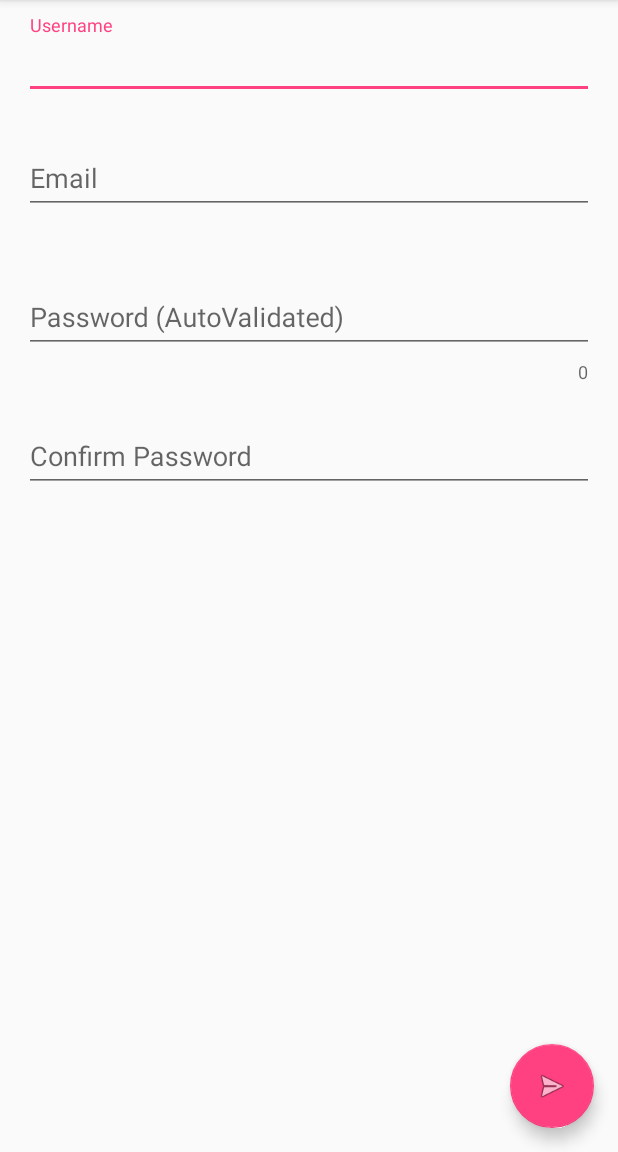
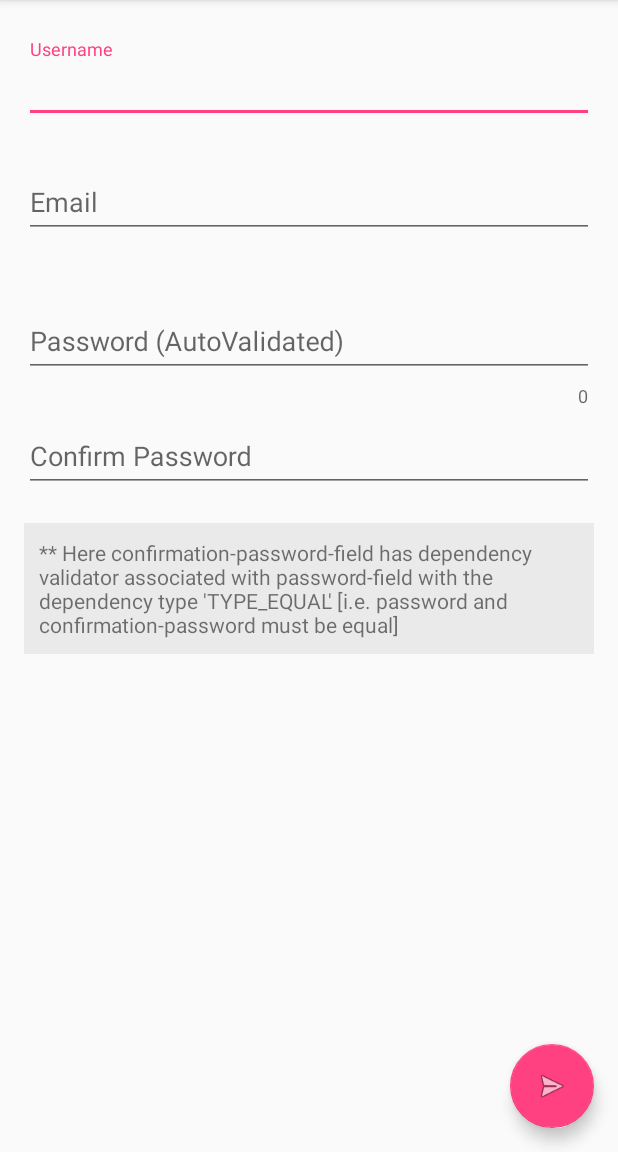
Before and after one commit to julianraj/ValidatedTextInputLayout, an Android app: the screen it shows after launch (MainActivity), on a phone screen of 412 x 824 dp, the part 84-1236 px from its top. Run offline under Robolectric (Android 15) with nearby library versions, the phone set to English and light mode, and no system bars.

Commit message:
update sample and demo in README

```diff
--- a/build.gradle
+++ b/build.gradle
@@ -5,7 +5,7 @@ buildscript {
         jcenter()
     }
     dependencies {
-        classpath 'com.android.tools.build:gradle:2.0.0-beta6'
+        classpath 'com.android.tools.build:gradle:2.1.0-alpha1'
         classpath 'com.jfrog.bintray.gradle:gradle-bintray-plugin:1.3'
         classpath 'com.github.dcendents:android-maven-gradle-plugin:1.3'
         // NOTE: Do not place your application dependencies here; they belong
--- a/sample/build.gradle
+++ b/sample/build.gradle
@@ -25,5 +25,5 @@ dependencies {
 
     compile project(':validatedtextinputlayout')
     compile 'com.android.support:appcompat-v7:23.2.0'
-    //compile 'com.android.support:design:23.2.0'
+    compile 'com.android.support:design:23.2.0'
 }
--- a/sample/src/main/res/layout/content_main.xml
+++ b/sample/src/main/res/layout/content_main.xml
@@ -1,24 +1,27 @@
 <?xml version="1.0" encoding="utf-8"?>
-<LinearLayout
+<android.support.v4.widget.NestedScrollView
     android:id="@+id/container"
     xmlns:android="http://schemas.android.com/apk/res/android"
+    xmlns:app="http://schemas.android.com/apk/res-auto"
     xmlns:tools="http://schemas.android.com/tools"
     xmlns:validation="http://schemas.android.com/apk/res-auto"
     android:layout_width="match_parent"
     android:layout_height="match_parent"
-    android:orientation="vertical"
-    android:paddingBottom="@dimen/activity_vertical_margin"
-    android:paddingLeft="@dimen/activity_horizontal_margin"
-    android:paddingRight="@dimen/activity_horizontal_margin"
-    android:paddingTop="@dimen/activity_vertical_margin"
+    android:padding="@dimen/activity_vertical_margin"
+    app:layout_behavior="@string/appbar_scrolling_view_behavior"
     tools:context=".MainActivity"
     tools:showIn="@layout/activity_main">
+
+    <LinearLayout
+        android:layout_width="match_parent"
+        android:layout_height="match_parent"
+        android:orientation="vertical">
 
         <com.julianraj.validatedinputtextlayout.ValidatedTextInputLayout
             android:id="@+id/username"
             android:layout_width="match_parent"
             android:layout_height="wrap_content"
-        android:layout_marginTop="50dp"
+            android:layout_marginTop="10dp"
             validation:autoTrim="true"
             validation:isRequired="true"
             validation:requiredValidationMessage="test error message.">
@@ -68,8 +71,7 @@
         <com.julianraj.validatedinputtextlayout.ValidatedTextInputLayout
             android:id="@+id/conf_password"
             android:layout_width="match_parent"
-        android:layout_height="wrap_content"
-        android:layout_marginTop="@dimen/activity_vertical_margin">
+            android:layout_height="wrap_content">
 
             <android.support.design.widget.TextInputEditText
                 android:layout_width="match_parent"
@@ -80,4 +82,11 @@
 
         </com.julianraj.validatedinputtextlayout.ValidatedTextInputLayout>
 
+        <TextView
+            android:layout_width="match_parent"
+            android:layout_height="wrap_content"
+            android:padding="10dp"
+            android:background="#eaeaea"
+            android:text="** Here confirmation-password-field has dependency validator associated with password-field with the dependency type 'TYPE_EQUAL' [i.e. password and confirmation-password must be equal]"/>
     </LinearLayout>
+</android.support.v4.widget.NestedScrollView>
```
Also changed, not shown: 2 other files. Lines whose indentation alone changed are shown as unchanged.
